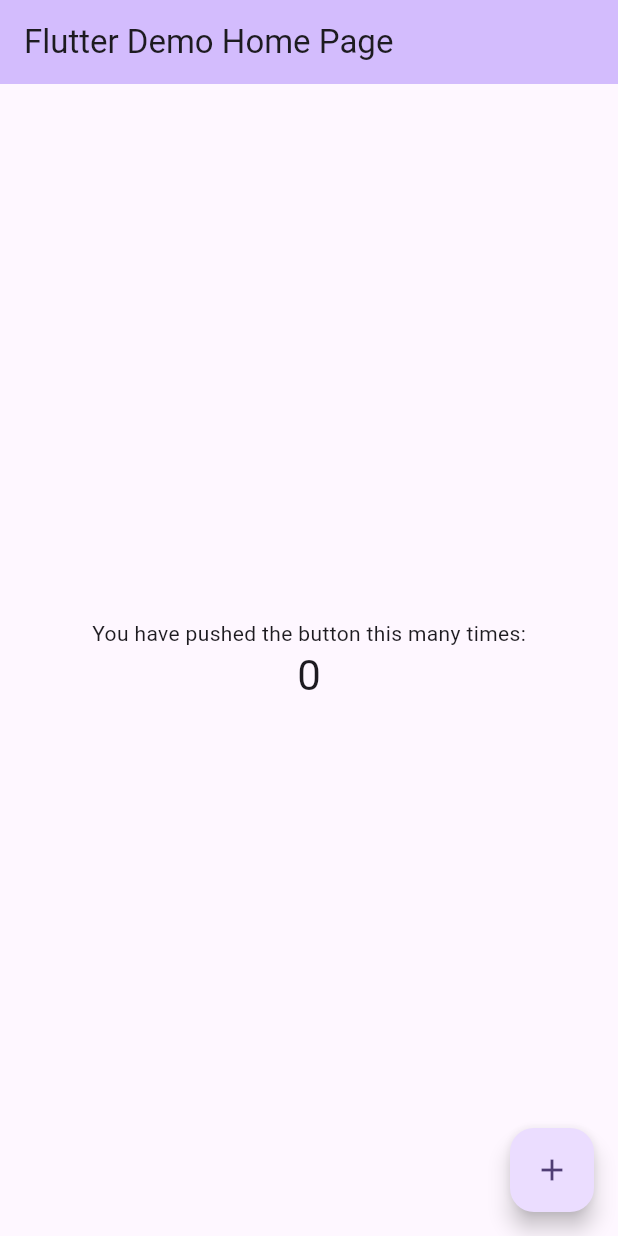
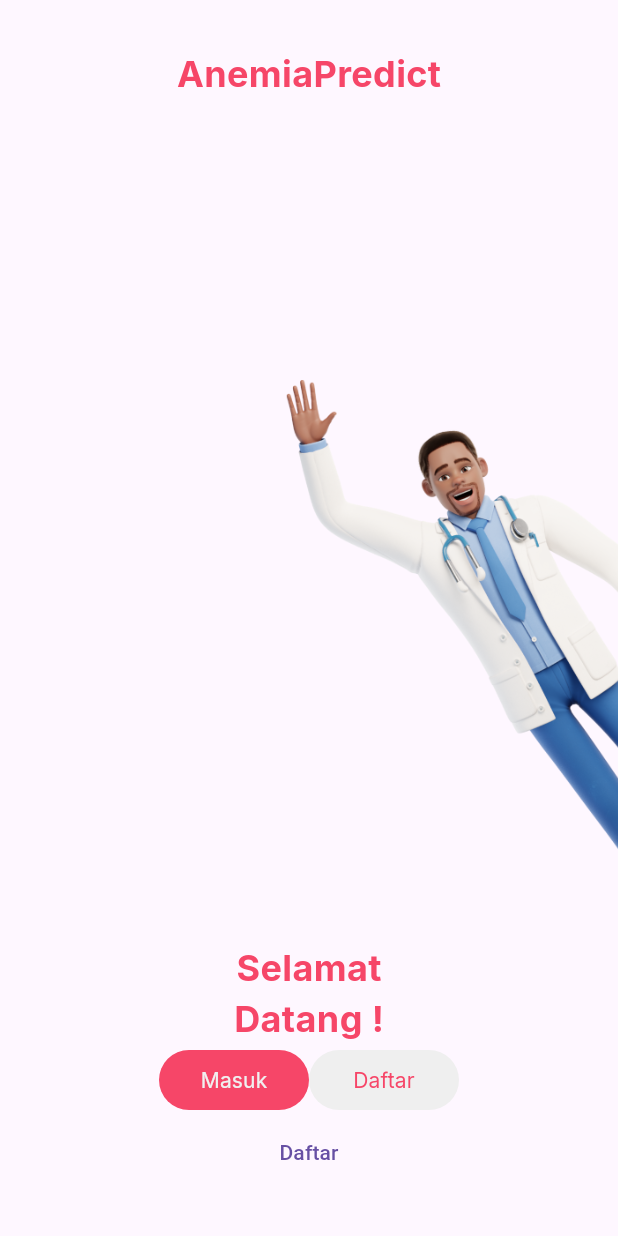
Before and after one commit to faeznz/anemia-predict-mobile, a Flutter app: the screen it shows after launch, on a phone screen of 412 x 824 dp. Run offline on Flutter 3.47's test engine with Material 3 defaults, Android fonts, the phone set to English and light mode, and no system bars; our stand-ins replace easy_splash_screen, google_fonts; network calls fail.

Commit message:
initial project

```diff
--- /dev/null
+++ b/lib/constant/color_constant.dart
@@ -0,0 +1,8 @@
+import 'package:flutter/material.dart';
+
+class ColorConstant {
+  static Color whiteColor = const Color.fromARGB(255, 240, 240, 240);
+  static Color primaryColor = const Color(0xFFF64668);
+  static Color secondaryColor = const Color(0xFF41436A);
+  static Color accentColor = const Color(0xFFEFEFEF);
+}
--- /dev/null
+++ b/lib/constant/text_style_constant.dart
@@ -0,0 +1,17 @@
+import 'package:flutter/material.dart';
+import 'package:google_fonts/google_fonts.dart';
+import 'package:predict_anemia/constant/color_constant.dart';
+
+class TextStyleConstant {
+  static TextStyle interBold = GoogleFonts.inter(
+    fontSize: 24,
+    color: ColorConstant.primaryColor,
+    fontWeight: FontWeight.bold,
+  );
+
+  static TextStyle interNormal = GoogleFonts.inter(
+    fontSize: 12,
+    color: ColorConstant.whiteColor,
+    fontWeight: FontWeight.normal,
+  );
+}
--- a/lib/main.dart
+++ b/lib/main.dart
@@ -1,4 +1,5 @@
 import 'package:flutter/material.dart';
+import 'package:predict_anemia/screen/splash/splash_screen.dart';
 
 void main() {
   runApp(const MyApp());
@@ -12,26 +13,7 @@
   Widget build(BuildContext context) {
     return MaterialApp(
       title: 'Flutter Demo',
-      theme: ThemeData(
-        // This is the theme of your application.
-        //
-        // TRY THIS: Try running your application with "flutter run". You'll see
-        // the application has a purple toolbar. Then, without quitting the app,
-        // try changing the seedColor in the colorScheme below to Colors.green
-        // and then invoke "hot reload" (save your changes or press the "hot
-        // reload" button in a Flutter-supported IDE, or press "r" if you used
-        // the command line to start the app).
-        //
-        // Notice that the counter didn't reset back to zero; the application
-        // state is not lost during the reload. To reset the state, use hot
-        // restart instead.
-        //
-        // This works for code too, not just values: Most code changes can be
-        // tested with just a hot reload.
-        colorScheme: ColorScheme.fromSeed(seedColor: Colors.deepPurple),
-        useMaterial3: true,
-      ),
-      home: const MyHomePage(title: 'Flutter Demo Home Page'),
+      home: const SplashScreen(),
     );
   }
 }
--- /dev/null
+++ b/lib/screen/welcome/welcome_screen.dart
@@ -0,0 +1,102 @@
+import 'package:flutter/material.dart';
+import 'package:predict_anemia/constant/color_constant.dart';
+import 'package:predict_anemia/constant/text_style_constant.dart';
+
+class WelcomeScreen extends StatelessWidget {
+  const WelcomeScreen({super.key});
+
+  @override
+  Widget build(BuildContext context) {
+    return Scaffold(
+      body: Container(
+        decoration: BoxDecoration(
+          image: DecorationImage(
+            image: const AssetImage("assets/images/doc_2.png"),
+            fit: BoxFit.cover,
+            alignment: Alignment(-300 / MediaQuery.of(context).size.width, 0),
+          ),
+        ),
+        child: SafeArea(
+          child: Padding(
+            padding: const EdgeInsets.symmetric(vertical: 32),
+            child: Center(
+              child: Column(
+                mainAxisAlignment: MainAxisAlignment.spaceBetween,
+                children: [
+                  Text(
+                    'AnemiaPredict',
+                    style: TextStyleConstant.interBold,
+                  ),
+                  Column(
+                    children: [
+                      Column(
+                        children: [
+                          Text(
+                            'Selamat',
+                            style: TextStyleConstant.interBold,
+                          ),
+                          Text(
+                            'Datang !',
+                            style: TextStyleConstant.interBold,
+                          ),
+                        ],
+                      ),
+                      Column(
+                        children: [
+                          Row(
+                            mainAxisAlignment: MainAxisAlignment.center,
+                            children: [
+                              TextButton(
+                                onPressed: () {},
+                                style: ButtonStyle(
+                                  backgroundColor: WidgetStatePropertyAll(
+                                    ColorConstant.primaryColor,
+                                  ),
+                                  fixedSize: WidgetStateProperty.all<Size>(
+                                    const Size(100, 40),
+                                  ),
+                                ),
+                                child: Text(
+                                  'Masuk',
+                                  style: TextStyleConstant.interNormal.copyWith(
+                                    fontSize: 14,
+                                  ),
+                                ),
+                              ),
+                              TextButton(
+                                onPressed: () {},
+                                style: ButtonStyle(
+                                  backgroundColor: WidgetStatePropertyAll(
+                                    ColorConstant.accentColor,
+                                  ),
+                                  fixedSize: WidgetStateProperty.all<Size>(
+                                    const Size(100, 40),
+                                  ),
+                                ),
+                                child: Text(
+                                  'Daftar',
+                                  style: TextStyleConstant.interNormal.copyWith(
+                                    color: ColorConstant.primaryColor,
+                                    fontSize: 14,
+                                  ),
+                                ),
+                              ),
+                            ],
+                          ),
+                          TextButton(
+                            onPressed: () {},
+                            child: Text('Daftar'),
+                          ),
+                        ],
+                      ),
+                    ],
+                  )
+                ],
+              ),
+            ),
+          ),
+        ),
+      ),
+    );
+  }
+}
--- a/pubspec.yaml
+++ b/pubspec.yaml
@@ -30,6 +30,8 @@ environment:
 dependencies:
   flutter:
     sdk: flutter
+  easy_splash_screen: ^1.0.4
+  google_fonts: ^6.2.1
 
 
   # The following adds the Cupertino Icons font to your application.
@@ -62,6 +64,8 @@ flutter:
   # assets:
   #   - images/a_dot_burr.jpeg
   #   - images/a_dot_ham.jpeg
+  assets:
+    - assets/images/
 
   # An image asset can refer to one or more resolution-specific "variants", see
   # https://flutter.dev/assets-and-images/#resolution-aware
```
Also changed, not shown: lib/gen/asset_gen.dart (added, +88 -0 lines), lib/screen/splash/splash_screen.dart (+8 -1 lines), assets/images/doc_2.png (added), pubspec.lock, 1 other file.
